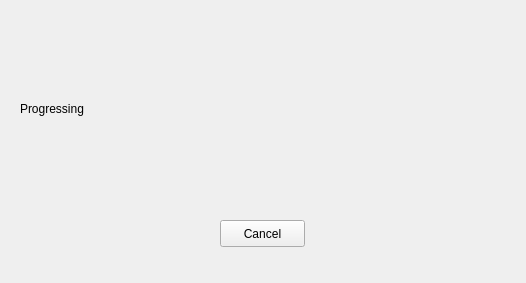
First picture: the form in k1160pro/HNWidgets/hnprogressdialog.ui, repository photonlili/K1160, before the edit.
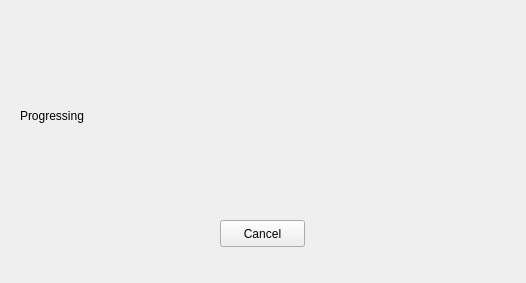
Second picture: the form after the edit. Custom widgets are drawn as their Qt base class.

What changed in the file:
```diff
--- a/k1160pro/HNWidgets/hnprogressdialog.ui
+++ b/k1160pro/HNWidgets/hnprogressdialog.ui
@@ -41,8 +41,8 @@
     <rect>
      <x>20</x>
      <y>100</y>
-     <width>81</width>
-     <height>17</height>
+     <width>281</width>
+     <height>31</height>
     </rect>
    </property>
    <property name="text">
```
